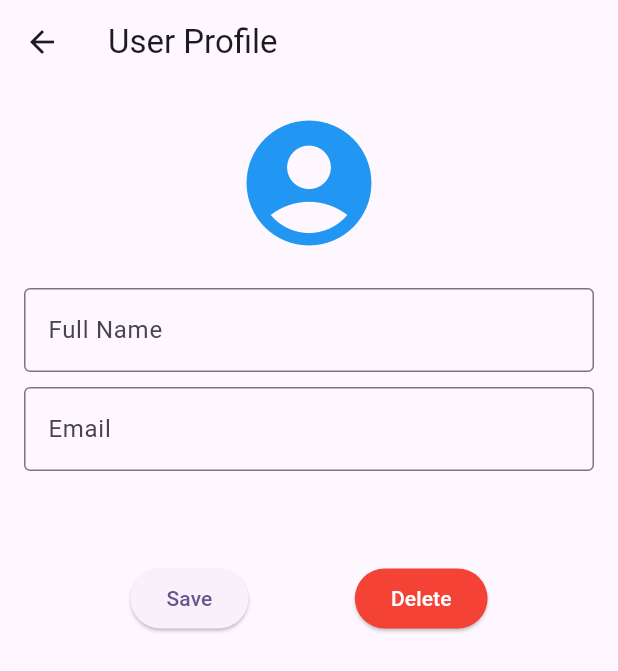
After one commit to fouziMariem/TP1-flutter, a Flutter app: the screen it shows after launch, after a tap on the "person" icon, on a phone screen of 412 x 824 dp. The commit adds this screen. Shown: the top 671 px of the screen. Run offline on Flutter 3.47's test engine with Material 3 defaults, Android fonts, the phone set to English and light mode, and no system bars; our stand-ins replace shared_preferences.

Commit message:
feat: implement user profile management with shared preferences

```diff
--- a/lib/main.dart
+++ b/lib/main.dart
@@ -31,10 +31,7 @@ class MainPage extends StatefulWidget {
 class _MainPageState extends State<MainPage> {
   int _currentIndex = 0;
 
-  final List<Widget> _screens = [
-    const HomePage(),
-    const LibraryPage(),
-  ];
+  final List<Widget> _screens = [const HomePage(), const LibraryPage()];
 
   @override
   Widget build(BuildContext context) {
@@ -48,10 +45,7 @@ class _MainPageState extends State<MainPage> {
           });
         },
         items: const [
-          BottomNavigationBarItem(
-            icon: Icon(Icons.home),
-            label: 'Home',
-          ),
+          BottomNavigationBarItem(icon: Icon(Icons.home), label: 'Home'),
           BottomNavigationBarItem(
             icon: Icon(Icons.library_books),
             label: 'Library',
--- /dev/null
+++ b/lib/models/user.dart
@@ -0,0 +1,6 @@
+class User {
+  String email;
+  String fullName;
+
+  User({this.email = "", this.fullName = ""});
+}
--- a/lib/screens/HomeScreen/home_screen.dart
+++ b/lib/screens/HomeScreen/home_screen.dart
@@ -1,4 +1,5 @@
 import 'package:flutter/material.dart';
+import 'package:my_app/screens/ProfileScreen/profile_screen.dart';
 import '../../widgets/home_cell.dart';
 import '../../models/book.dart';
 import '../DetailsScreen/details_screen.dart';
@@ -17,6 +18,15 @@ class HomePage extends StatelessWidget {
       appBar: AppBar(
         backgroundColor: const Color.fromARGB(255, 33, 107, 235),
         centerTitle: true,
+        leading: IconButton(
+          icon: const Icon(Icons.person, color: Colors.white),
+          onPressed: () {
+            Navigator.push(
+              context,
+              MaterialPageRoute(builder: (context) => const ProfileScreen()),
+            );
+          },
+        ),
         title: const Text(
           "Store INSAT",
           style: TextStyle(
--- /dev/null
+++ b/lib/screens/ProfileScreen/profile_screen.dart
@@ -0,0 +1,109 @@
+import 'package:flutter/material.dart';
+import '../../models/user.dart';
+import '../../services/user_service.dart';
+
+class ProfileScreen extends StatefulWidget {
+  const ProfileScreen({super.key});
+
+  @override
+  State<ProfileScreen> createState() => _ProfileScreenState();
+}
+
+class _ProfileScreenState extends State<ProfileScreen> {
+  final UserService _userService = UserService();
+  final TextEditingController _emailController = TextEditingController();
+  final TextEditingController _nameController = TextEditingController();
+
+  String _status = "";
+
+  @override
+  void initState() {
+    super.initState();
+    _loadUser();
+  }
+
+  void _loadUser() async {
+    User user = await _userService.getCurrentUser();
+    setState(() {
+      _emailController.text = user.email;
+      _nameController.text = user.fullName;
+      if (user.email.isNotEmpty) {
+        _status = "User Loaded!";
+      }
+    });
+  }
+
+  @override
+  Widget build(BuildContext context) {
+    return Scaffold(
+      appBar: AppBar(title: const Text("User Profile")),
+      body: Padding(
+        padding: const EdgeInsets.all(16.0),
+        child: Column(
+          children: [
+            const Icon(Icons.account_circle, size: 100, color: Colors.blue),
+            const SizedBox(height: 20),
+
+            TextField(
+              controller: _nameController,
+              decoration: const InputDecoration(
+                labelText: "Full Name",
+                border: OutlineInputBorder(),
+              ),
+            ),
+            const SizedBox(height: 10),
+            TextField(
+              controller: _emailController,
+              decoration: const InputDecoration(
+                labelText: "Email",
+                border: OutlineInputBorder(),
+              ),
+            ),
+
+            const SizedBox(height: 20),
+            Text(
+              _status,
+              style: const TextStyle(
+                color: Colors.green,
+                fontWeight: FontWeight.bold,
+              ),
+            ),
+            const SizedBox(height: 20),
+
+            Row(
+              mainAxisAlignment: MainAxisAlignment.spaceEvenly,
+              children: [
+                ElevatedButton(
+                  onPressed: () async {
+                    User u = User(
+                      email: _emailController.text,
+                      fullName: _nameController.text,
+                    );
+                    await _userService.saveCurrentUser(u);
+                    setState(() => _status = "Saved to Disk!");
+                  },
+                  child: const Text("Save"),
+                ),
+                ElevatedButton(
+                  style: ElevatedButton.styleFrom(
+                    backgroundColor: Colors.red,
+                    foregroundColor: Colors.white,
+                  ),
+                  onPressed: () async {
+                    await _userService.clearCurrentUser();
+                    setState(() {
+                      _emailController.clear();
+                      _nameController.clear();
+                      _status = "Data Cleared";
+                    });
+                  },
+                  child: const Text("Delete"),
+                ),
+              ],
+            ),
+          ],
+        ),
+      ),
+    );
+  }
+}
--- /dev/null
+++ b/lib/services/user_service.dart
@@ -0,0 +1,34 @@
+import 'package:my_app/models/user.dart';
+import 'package:shared_preferences/shared_preferences.dart';
+
+class UserService {
+  Future<void> saveCurrentUser(User user) async {
+    await SharedPreferences.getInstance().then((sp) async {
+      await sp.setString("current_user_email", user.email);
+      await sp.setString("current_user_name", user.fullName);
+
+      print("User Saved Successfully");
+    });
+  }
+
+  Future<User> getCurrentUser() async {
+    User u = User();
+
+    await SharedPreferences.getInstance().then((sp) {
+      u.email = sp.getString("current_user_email") ?? "";
+      u.fullName = sp.getString("current_user_name") ?? "";
+      print("Success!!! Data retrieved.");
+    });
+
+    return u;
+  }
+
+  Future<void> clearCurrentUser() async {
+    await SharedPreferences.getInstance().then((sp) async {
+      await sp.remove("current_user_email");
+      await sp.remove("current_user_name");
+
+      print("User data cleared.");
+    });
+  }
+}
--- a/pubspec.yaml
+++ b/pubspec.yaml
@@ -34,6 +34,7 @@ dependencies:
   # The following adds the Cupertino Icons font to your application.
   # Use with the CupertinoIcons class for iOS style icons.
   cupertino_icons: ^1.0.8
+  shared_preferences: ^2.5.3
 
 dev_dependencies:
   flutter_test:
```
Also changed, not shown: pubspec.lock, 1 other file.
